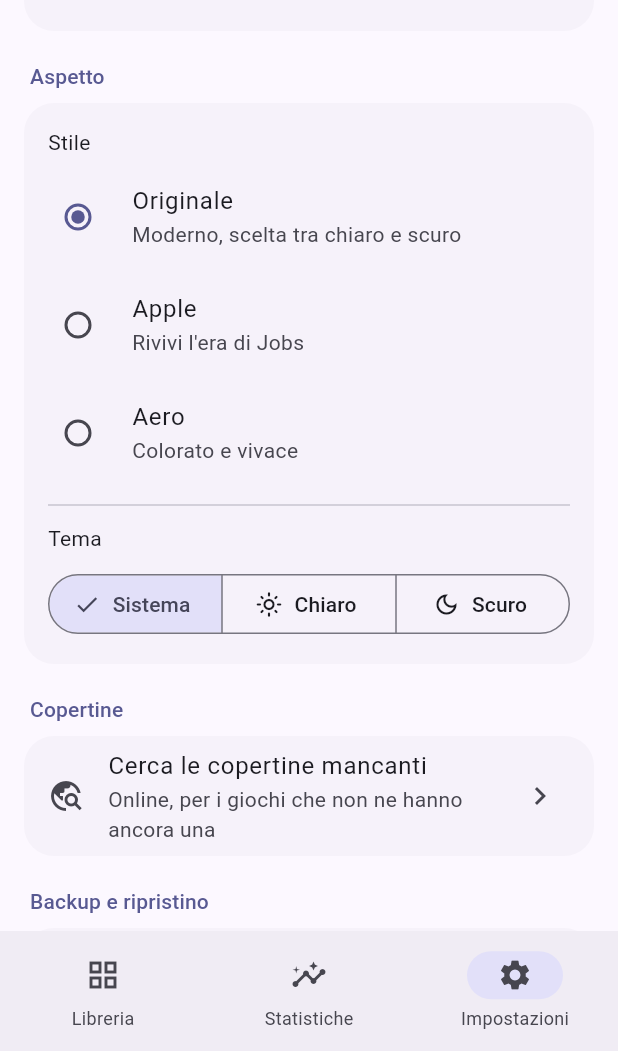
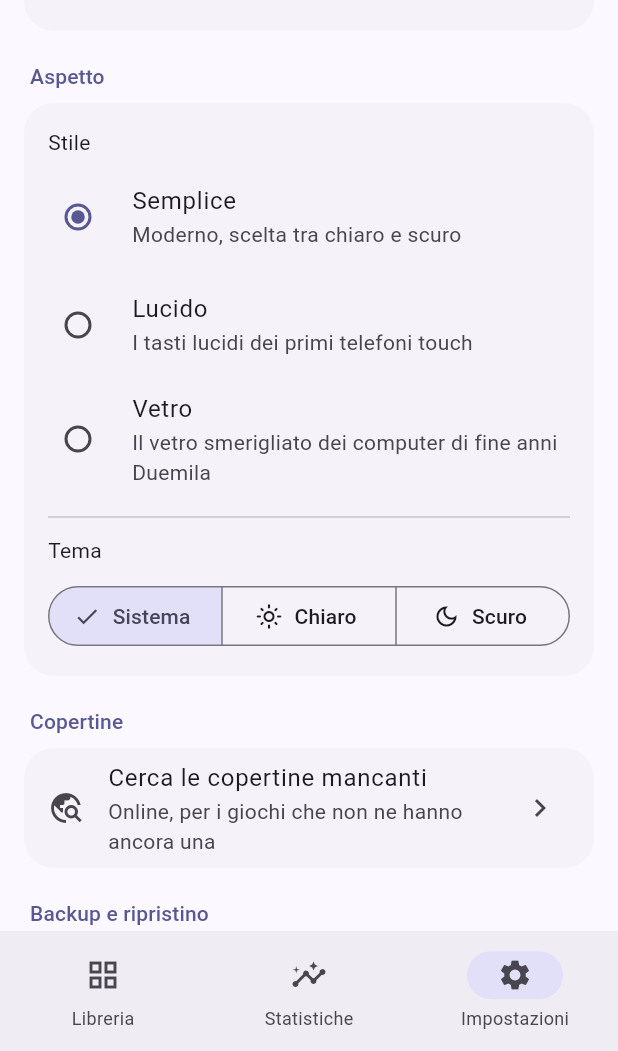
Before and after one commit to 8BitPlayer-IT/GameShelf, a Flutter app: the screen it shows after launch, item 3 of the bottom bar chosen, on a phone screen of 412 x 824 dp, the part 185-1236 px from its top. Run offline on Flutter 3.47's test engine with Material 3 defaults, Android fonts, the phone set to English and light mode, and no system bars; our stand-ins replace drift, drift_flutter, file_picker, fl_chart, flutter_riverpod, share_plus; accounts and stored records are empty; generated files the repository leaves out were written again; statements that could not run were skipped.

Commit message:
Le grafiche si chiamano Semplice, Lucido e Vetro
Via i nomi di altri dall'interfaccia. «Apple» era il nome di un'azienda usato come nome di
una funzione dell'app, e la descrizione nominava una persona reale: due cose che
suggeriscono un rapporto che non esiste e che non costa niente evitare. Stesso problema
per «Aero», che e il nome commerciale di Microsoft per il tema di Windows Vista e 7.

- Originale -> Semplice, «Moderno, scelta tra chiaro e scuro»
- Apple -> Lucido, «I tasti lucidi dei primi telefoni touch»
- Aero -> Vetro, «Il vetro smerigliato dei computer di fine anni Duemila»

Tre aggettivi che descrivono l'aspetto invece di nominare chi l'ha inventato.

Gli identificativi NON cambiano: restano originale, ios1 e aero, perche sono i valori
salvati in settings e cambiarli farebbe perdere la grafica scelta a chi ce l'ha. Vale anche
per AeroPageTransitionsBuilder, che segue l'identificativo e non l'etichetta.

Nei commenti del codice i riferimenti tecnici restano («iPhone 2007: righine, barre blu
lucide», «Windows Vista / 7: sfondo blu»): descrivere a cosa somiglia una grafica e lecito
ed e l'unica cosa che spiega a chi legge perche quel codice e fatto cosi. Quello che si
evita e usare quei nomi come etichette.

Aggiunto un test che tiene la regola: le etichette e le descrizioni delle grafiche non
devono contenere nomi di aziende o di persone. Se qualcuno riprova, la verifica diventa
rossa.

Versione 5.5.1: cambiano solo dei testi, niente di nuovo. Analyze pulito e 174 test.

Co-Authored-By: Claude Opus 5 <noreply@anthropic.com>

```diff
--- a/lib/app/app.dart
+++ b/lib/app/app.dart
@@ -21,7 +21,7 @@ class GameShelfApp extends ConsumerWidget {
       debugShowCheckedModeBanner: false,
       theme: AppTheme.light(skin),
       darkTheme: AppTheme.dark(skin),
-      // iOS 1 e Aero sono nati chiari: l'interruttore vale solo per l'originale.
+      // Lucido e Vetro sono nati chiari: l'interruttore vale solo per Semplice.
       themeMode: skin.followsThemeMode ? (ref.watch(themeModeProvider).value ?? ThemeMode.system) : ThemeMode.light,
       // Lo sfondo della grafica sta dietro ogni schermata, che resta trasparente.
       builder: (BuildContext context, Widget? child) => SkinBackground(child: child ?? const SizedBox.shrink()),
--- a/lib/app/theme.dart
+++ b/lib/app/theme.dart
@@ -7,16 +7,16 @@ import '../domain/enums.dart';
 /// Le tre grafiche selezionabili in Impostazioni.
 enum AppSkin {
   /// Material 3, con tema chiaro e scuro.
-  originale('Originale', 'Moderno, scelta tra chiaro e scuro'),
+  originale('Semplice', 'Moderno, scelta tra chiaro e scuro'),
 
   /// iPhone 2007: righine, barre blu lucide, pulsanti in vetro.
   ///
-  /// Il nome visibile è «Apple», ma il nome tecnico resta `ios1`: è quello
+  /// Il nome visibile è «Lucido», ma il nome tecnico resta `ios1`: è quello
   /// salvato in `settings`, e cambiarlo farebbe perdere la scelta a chi ce l'ha.
-  ios1('Apple', "Rivivi l'era di Jobs"),
+  ios1('Lucido', 'I tasti lucidi dei primi telefoni touch'),
 
   /// Windows Vista / 7: sfondo blu e pannelli di vetro smerigliato.
-  aero('Aero', 'Colorato e vivace');
+  aero('Vetro', 'Il vetro smerigliato dei computer di fine anni Duemila');
 
   const AppSkin(this.label, this.description);
 
@@ -78,7 +78,7 @@ class SkinTokens extends ThemeExtension<SkinTokens> {
   /// Testo e icone appoggiati direttamente sullo sfondo della grafica, cioè
   /// fuori da pannelli e barre: titoli della libreria, schermate vuote, note.
   ///
-  /// Non è `onPanel`: su Aero lo sfondo è blu profondo e il blu notte dei
+  /// Non è `onPanel`: su Vetro lo sfondo è blu profondo e il blu notte dei
   /// pannelli ci sparisce dentro.
   final Color onBackdrop;
 
@@ -89,7 +89,7 @@ class SkinTokens extends ThemeExtension<SkinTokens> {
   /// Colore vivo sopra lo sfondo: rotelle di caricamento e titoli di sezione.
   final Color backdropAccent;
 
-  /// Ombra sotto al testo appoggiato sullo sfondo: su Aero stacca le lettere
+  /// Ombra sotto al testo appoggiato sullo sfondo: su Vetro stacca le lettere
   /// chiare dalle zone più chiare della sfumatura.
   final List<Shadow> backdropShadows;
 
@@ -216,7 +216,7 @@ class SkinTokens extends ThemeExtension<SkinTokens> {
 
 /// Dissolvenza con una leggera scala, senza traslazione: le due pagine non
 /// scorrono, quindi i loro sfondi restano sovrapposti e non si vede nessuna
-/// giunzione. È la transizione della grafica Aero.
+/// giunzione. È la transizione della grafica Vetro, il cui identificativo resta `aero`.
 class AeroPageTransitionsBuilder extends PageTransitionsBuilder {
   const AeroPageTransitionsBuilder();
 
--- a/lib/app/version.dart
+++ b/lib/app/version.dart
@@ -14,4 +14,4 @@
 /// `version: <questa stringa>+<numero di build>`: il numero di build deve
 /// crescere a ogni APK, altrimenti Android rifiuta l'aggiornamento.
 /// Se i due si scostano, `test/app/version_test.dart` diventa rosso.
-const String appVersion = '5.5.0';
+const String appVersion = '5.5.1';
--- a/lib/features/game/game_detail_screen.dart
+++ b/lib/features/game/game_detail_screen.dart
@@ -299,7 +299,7 @@ class _DetailView extends ConsumerWidget {
             sliver: SliverList.list(
               children: <Widget>[
                 // Titolo, anno e stato stanno in un pannello come tutto il
-                // resto della scheda: sullo sfondo nudo, su Aero, erano blu
+                // resto della scheda: sullo sfondo nudo, su Vetro, erano blu
                 // notte su blu.
                 SkinPanel(
                   padding: const EdgeInsets.fromLTRB(16, 14, 16, 16),
--- a/lib/ui/widgets.dart
+++ b/lib/ui/widgets.dart
@@ -380,7 +380,7 @@ void showMessage(BuildContext context, String message) {
     ..showSnackBar(SnackBar(content: Text(message)));
 }
 
-/// Sfondo della grafica attiva: le righine di Apple, la sfumatura blu di Aero,
+/// Sfondo della grafica attiva: le righine di Lucido, la sfumatura blu di Vetro,
 /// la tinta piatta dell'originale.
 ///
 /// Sta sia dietro tutta l'app sia dentro ogni rotta aperta con [skinnedRoute]:
@@ -457,7 +457,7 @@ class _PinstripePainter extends CustomPainter {
   bool shouldRepaint(_PinstripePainter oldDelegate) => false;
 }
 
-/// Sfondo delle barre in alto e in basso. Su Aero è vetro smerigliato vero:
+/// Sfondo delle barre in alto e in basso. Sulla grafica Vetro è smerigliato per davvero:
 /// sfoca ciò che ci passa sotto.
 class SkinBarBackground extends StatelessWidget {
   const SkinBarBackground({super.key, this.bottom = false});
@@ -485,7 +485,7 @@ class SkinBarBackground extends StatelessWidget {
 }
 
 /// Riquadro nello stile della grafica attiva: bianco bordato in iOS 1, vetro in
-/// Aero, superficie piatta nell'originale.
+/// Vetro, superficie piatta su Semplice.
 class SkinPanel extends StatelessWidget {
   const SkinPanel({super.key, required this.child, this.padding});
 
--- a/pubspec.yaml
+++ b/pubspec.yaml
@@ -16,7 +16,7 @@ publish_to: 'none' # Remove this line if you wish to publish to pub.dev
 # https://developer.apple.com/library/archive/documentation/General/Reference/InfoPlistKeyReference/Articles/CoreFoundationKeys.html
 # In Windows, build-name is used as the major, minor, and patch parts
 # of the product and file versions while build-number is used as the build suffix.
-version: 5.5.0+6
+version: 5.5.1+7
 
 environment:
   sdk: ^3.13.3
```
Also changed, not shown: 3 other files.
